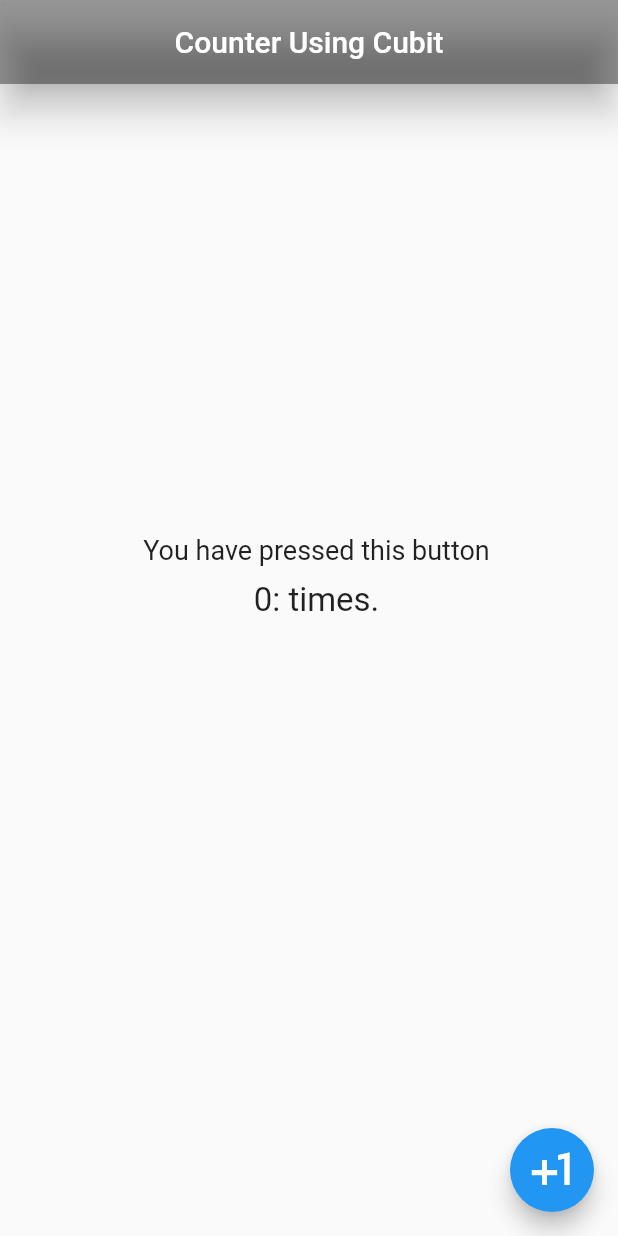
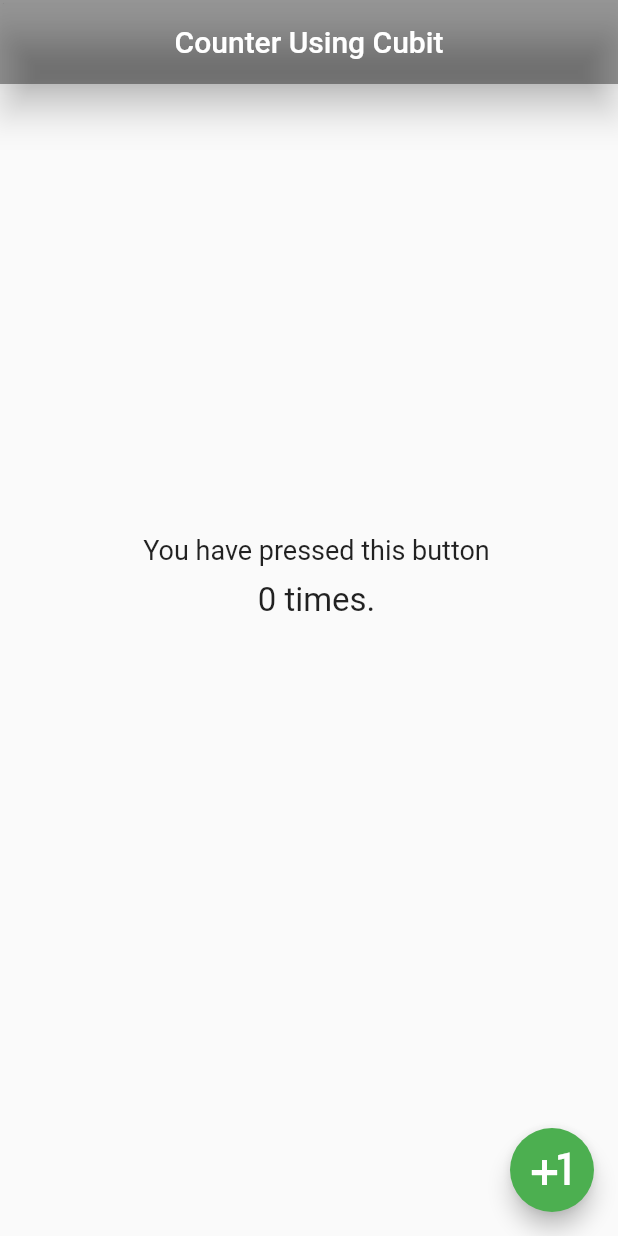
Before and after one commit to root137/increment_decrement_using_cubit, a Flutter app: the screen it shows after launch, on a phone screen of 412 x 824 dp. Run offline on Flutter 3.47's test engine with Material 2 defaults, Android fonts, the phone set to English and light mode, and no system bars; our stand-ins replace flutter_bloc.

Commit message:
counter using cubit

```diff
--- a/lib/screens/home_screen.dart
+++ b/lib/screens/home_screen.dart
@@ -32,7 +32,7 @@ class HomePage extends StatelessWidget {
             ),
             BlocBuilder<CounterCubit, int>(builder: (context, state) {
               return Text(
-                "$state: times.",
+                "$state times.",
                 style: TextStyle(fontSize: 22),
               );
             }),
@@ -40,6 +40,7 @@ class HomePage extends StatelessWidget {
         ),
       ),
       floatingActionButton: FloatingActionButton(
+        backgroundColor: Colors.green,
         child: const Icon(
           Icons.plus_one_outlined,
           size: 40,
```
